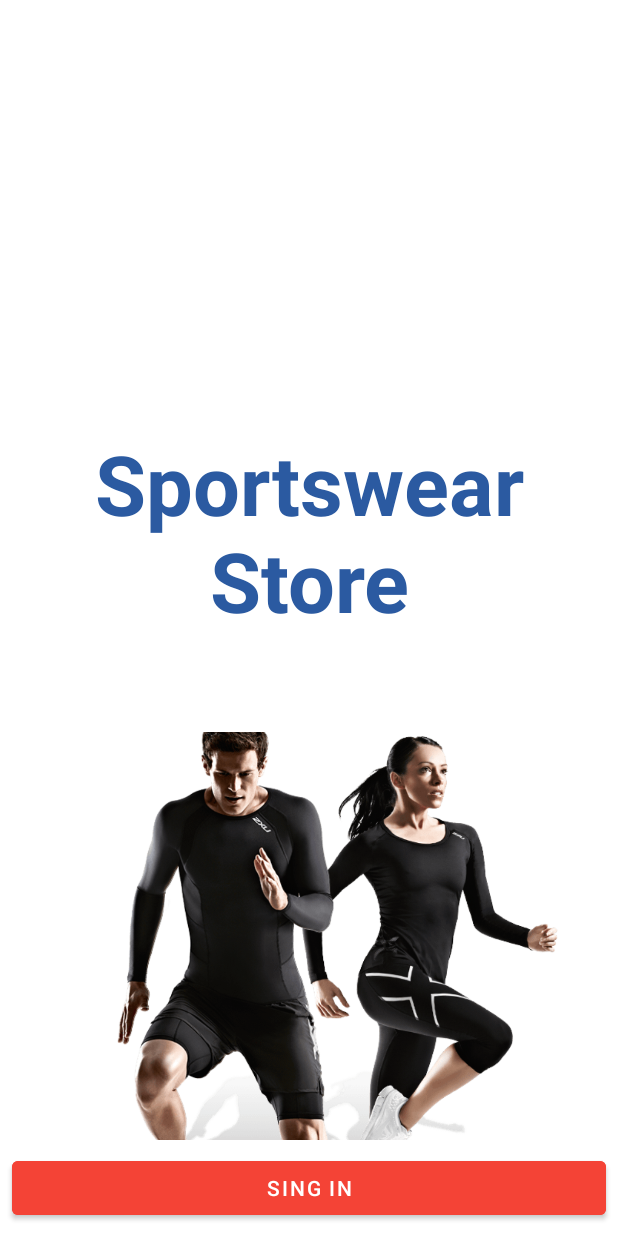
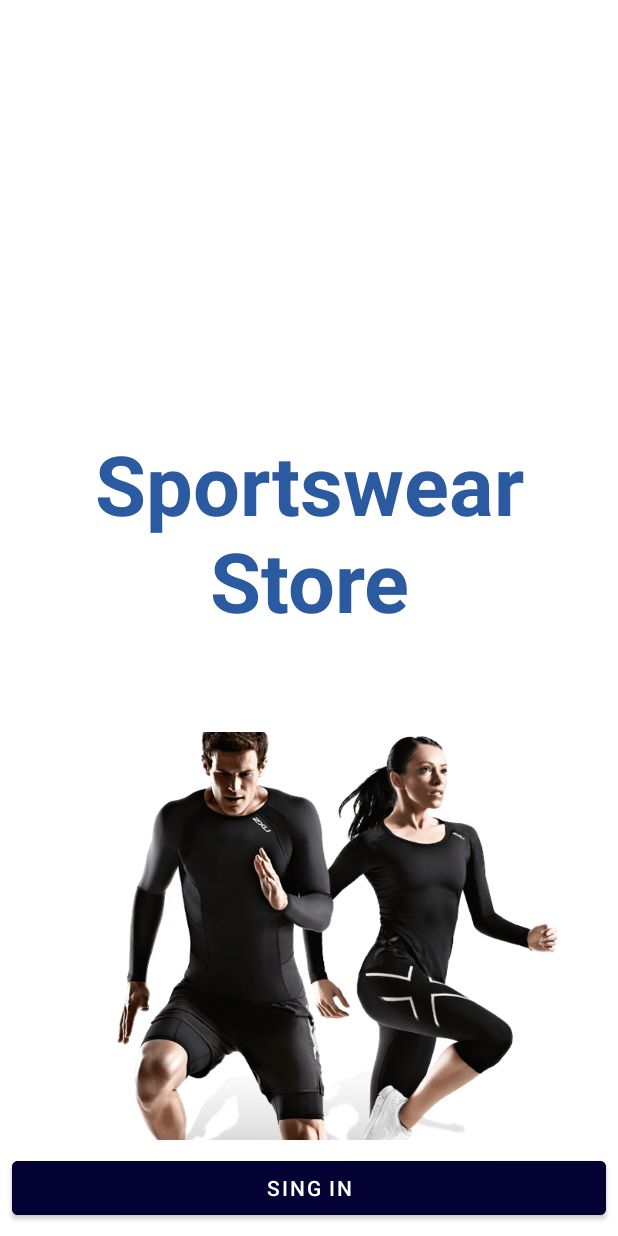
Before and after one commit to KPuchoc/DeleveryGasAdm, an Android app: the screen it shows after launch (MainActivity), on a phone screen of 412 x 824 dp. Run offline under Robolectric (Android 15) with nearby library versions, the phone set to English and light mode, and no system bars.

Commit message:
vid-8 : ADM

```diff
--- a/app/src/main/java/com/example/androidsportswearserver/Home.java
+++ b/app/src/main/java/com/example/androidsportswearserver/Home.java
@@ -108,6 +108,7 @@ public class Home extends AppCompatActivity {
         NavController navController = Navigation.findNavController(this, R.id.nav_host_fragment_content_home);
         NavigationUI.setupActionBarWithNavController(this, navController, mAppBarConfiguration);
         NavigationUI.setupWithNavController(navigationView, navController);
+
         View headerView=navigationView.getHeaderView(0);
         txtFullName=(TextView) headerView.findViewById(R.id.ttxtFullName);
 
--- a/app/src/main/java/com/example/androidsportswearserver/MainActivity.java
+++ b/app/src/main/java/com/example/androidsportswearserver/MainActivity.java
@@ -16,6 +16,7 @@ public class MainActivity extends AppCompatActivity {
     protected void onCreate(Bundle savedInstanceState) {
         super.onCreate(savedInstanceState);
         setContentView(R.layout.activity_main);
+
         btnSignIn=findViewById(R.id.btnSignIn);
 
         txtSlogan=findViewById(R.id.txtSlogan);
--- a/app/src/main/java/com/example/androidsportswearserver/OrderStatus.java
+++ b/app/src/main/java/com/example/androidsportswearserver/OrderStatus.java
@@ -120,10 +120,11 @@ public class OrderStatus extends AppCompatActivity {
         LayoutInflater inflater = this.getLayoutInflater ();
         final View view= inflater.inflate (R.layout.update_order_layout, null);
         spinner=(MaterialSpinner) view.findViewById(R.id.statusSpinner);
-        spinner.setItems("Placed","On My Way","Shipped");
+        spinner.setItems("En Espera","En camino","Enviado");
         alertDialog.setView(view);
 
         final String localKey=key;
+
         alertDialog.setPositiveButton("YES", new DialogInterface.OnClickListener() {
             @Override
             public void onClick(DialogInterface dialogInterface, int i) {
--- a/app/src/main/java/com/example/androidsportswearserver/SignIn.java
+++ b/app/src/main/java/com/example/androidsportswearserver/SignIn.java
@@ -68,7 +68,7 @@ public class SignIn extends AppCompatActivity {
                             mDialog.dismiss();
                             User user = dataSnapshot.child(localPhone).getValue(User.class);
                             user.setPhone(localPhone);
-                            if(Boolean.parseBoolean(user.getIsStaff()))
+                            if(Boolean.parseBoolean(user.getIsStaff())) //cuenta de adm debe ser verdadedo
                             {
                                 if(user.getPassword().equals(localPassword))
                                 {
--- a/app/src/main/res/layout/activity_main.xml
+++ b/app/src/main/res/layout/activity_main.xml
@@ -52,7 +52,7 @@
             android:layout_width="match_parent"
             android:layout_height="wrap_content"
             android:layout_margin="8dp"
-            android:backgroundTint="#F44336"
+            android:backgroundTint="#040133"
 
 
             app:cornerRadius="4dp"
```
